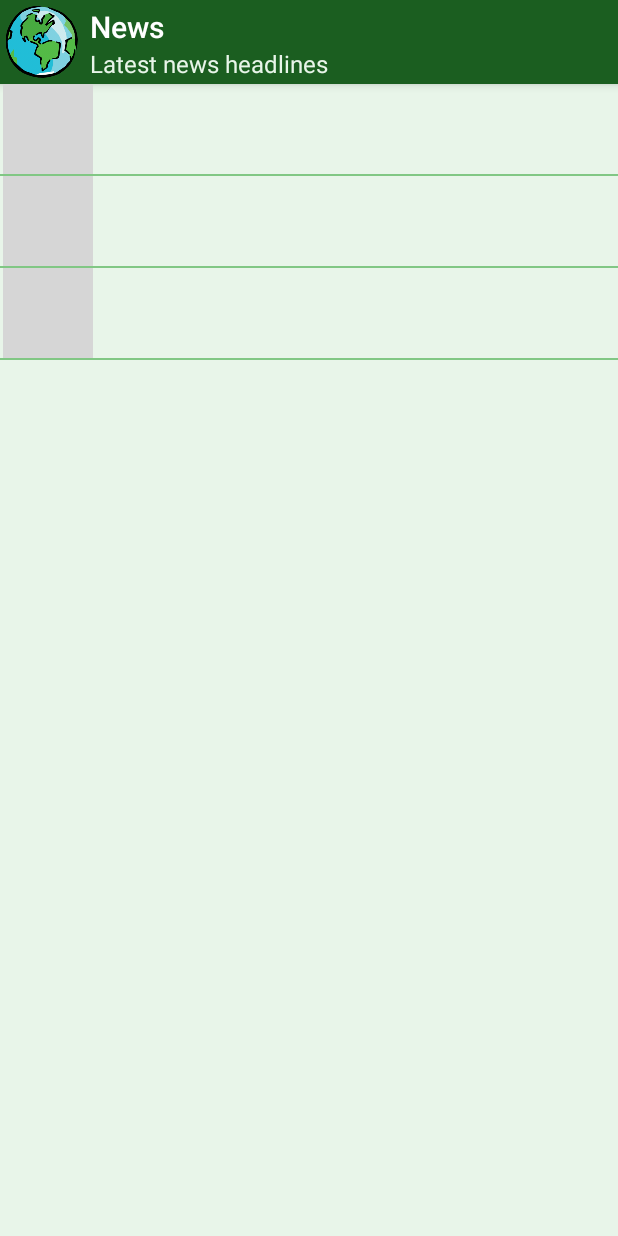
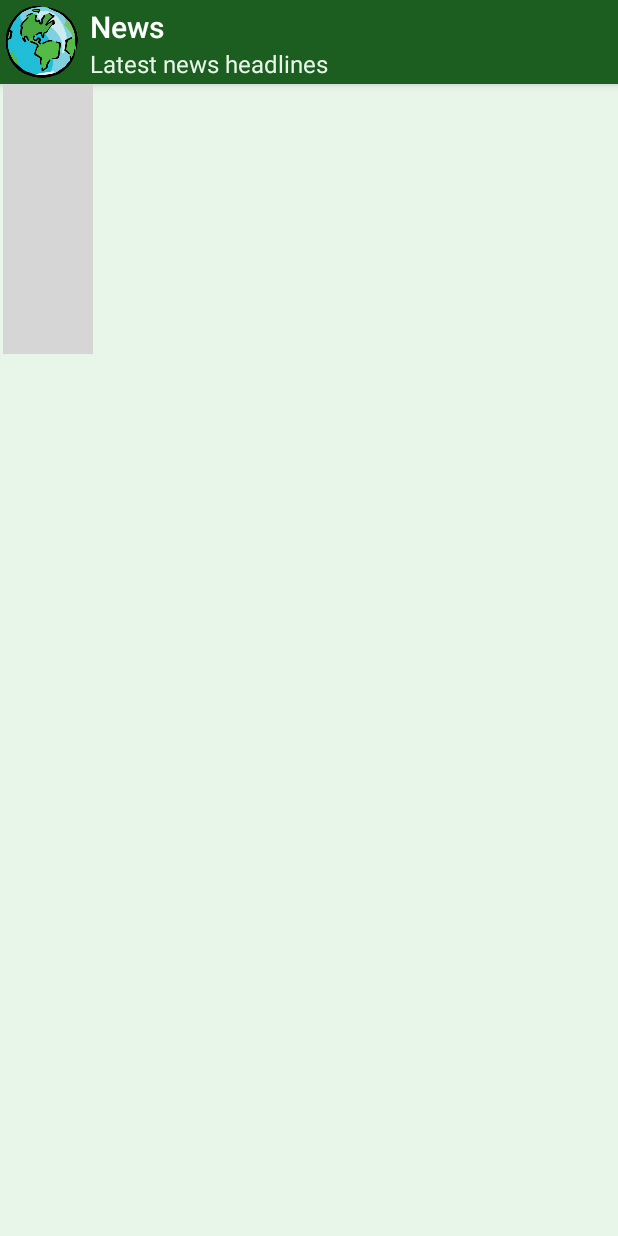
Before and after one commit to godiecl/base-application, an Android app: the layout activity_main.xml on its own in the app's theme, with its tools: preview values and no code run, on a phone screen of 412 x 824 dp. Run offline under Robolectric (Android 15) with nearby library versions, the phone set to English and light mode, and no system bars; plain views replace SimpleDraweeView; network calls fail; grey boxes are pictures that could not be loaded.

Commit message:
Added: Recycler view implementation.

```diff
--- a/app/build.gradle
+++ b/app/build.gradle
@@ -111,4 +111,7 @@ dependencies {
     implementation 'com.google.code.gson:gson:2.8.5'
     implementation 'com.squareup.okhttp3:logging-interceptor:3.12.0'
 
+    // Android Support RecyclerView v7
+    implementation 'androidx.recyclerview:recyclerview:1.0.0'
+
 }
--- a/app/src/main/java/cl/ucn/disc/dsm/news/MainApplication.java
+++ b/app/src/main/java/cl/ucn/disc/dsm/news/MainApplication.java
@@ -19,6 +19,9 @@ import lombok.extern.slf4j.Slf4j;
 @Slf4j
 public final class MainApplication extends Application {
 
+
+
+
     /**
      * Called when the application is starting, before any activity, service,
      * or receiver objects (excluding content providers) have been created.
--- a/app/src/main/java/cl/ucn/disc/dsm/news/NewsController.java
+++ b/app/src/main/java/cl/ucn/disc/dsm/news/NewsController.java
@@ -49,8 +49,8 @@ public final class NewsController {
      */
     private static final Gson gson = new GsonBuilder()
             .setDateFormat("yyyy-MM-dd'T'HH:mm:ssZ")
-            .serializeNulls()
-            .setPrettyPrinting()
+            //.serializeNulls()
+            //.setPrettyPrinting()
             .create();
 
     /**
--- a/app/src/main/res/layout/activity_main.xml
+++ b/app/src/main/res/layout/activity_main.xml
@@ -27,23 +27,10 @@
         app:subtitle="Latest news headlines"
         app:title="News" />
 
-    <ListView
-        android:id="@android:id/list"
+    <androidx.recyclerview.widget.RecyclerView
+        android:id="@+id/am_rv_articles"
         android:layout_width="match_parent"
         android:layout_height="match_parent"
-        android:divider="@color/dividerColor"
-        tools:listitem="@layout/row_article"
-        android:dividerHeight="1dp" />
-
-    <TextView
-        android:id="@android:id/empty"
-        android:layout_width="match_parent"
-        android:layout_height="match_parent"
-        android:layout_gravity="center"
-        android:gravity="center"
-        android:text="@string/empty"
-        android:textSize="18sp"
-        android:textStyle="bold"
-        android:visibility="gone" />
+        tools:listitem="@layout/row_article" />
 
 </LinearLayout>
--- a/app/src/main/res/layout/row_article.xml
+++ b/app/src/main/res/layout/row_article.xml
@@ -1,5 +1,4 @@
-<?xml version="1.0" encoding="utf-8"?>
-<!--
+<?xml version="1.0" encoding="utf-8"?><!--
   ~ Copyright (c) 2018.  Diego Urrutia Astorga <durrutia@ucn.cl>
   ~ This work is licensed under a Creative Commons Attribution-NonCommercial 4.0 International License.
   ~ http://creativecommons.org/licenses/by-nc/4.0/
@@ -7,7 +6,6 @@
   -->
 
 <RelativeLayout xmlns:android="http://schemas.android.com/apk/res/android"
-    xmlns:fresco="http://schemas.android.com/apk/res-auto"
     xmlns:tools="http://schemas.android.com/tools"
     android:layout_width="match_parent"
     android:layout_height="wrap_content"
```
Also changed, not shown: app/src/main/java/cl/ucn/disc/dsm/news/activities/MainActivity.java (+12 -9 lines), app/src/main/java/cl/ucn/disc/dsm/news/adapters/ArticleAdapter.java (+24 -67 lines), app/src/main/java/uk/co/senab/bitmapcache/Md5.java (added, +51 -0 lines).
